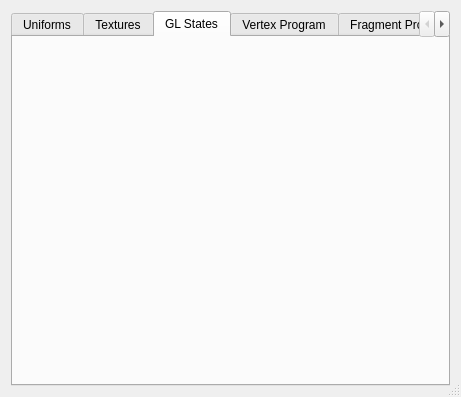
Above: src/fgt/render_rfx/rfx_dialog.ui from cnr-isti-vclab/meshlab before the change. Below: the same form after it.
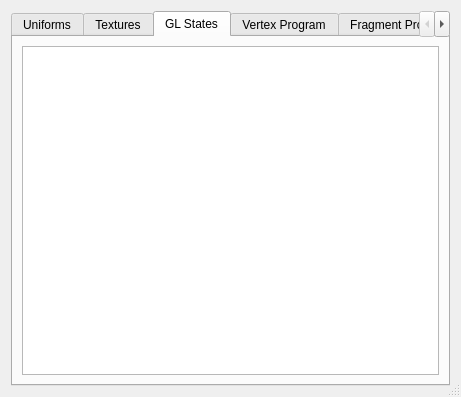
That is the form after the change. The open tabs and pages were chosen to show the change.

Commit message: completed mappings between gl state values and strings for use in UI dialog is now "connected" with plugin, supports changing textures and adjusting uniform values

What changed in the file:
```diff
--- a/src/fgt/render_rfx/rfx_dialog.ui
+++ b/src/fgt/render_rfx/rfx_dialog.ui
@@ -140,6 +140,18 @@
       <attribute name="title" >
        <string>GL States</string>
       </attribute>
+      <layout class="QGridLayout" name="gridLayout_10" >
+       <item row="0" column="0" >
+        <widget class="QTableWidget" name="glStatesTable" >
+         <property name="autoScroll" >
+          <bool>false</bool>
+         </property>
+         <property name="wordWrap" >
+          <bool>false</bool>
+         </property>
+        </widget>
+       </item>
+      </layout>
      </widget>
      <widget class="QWidget" name="tabVertex" >
       <attribute name="title" >
```
Left out of the diff: 14 changed lines with no effect on the pictures. The commit also changes 7 other files.
